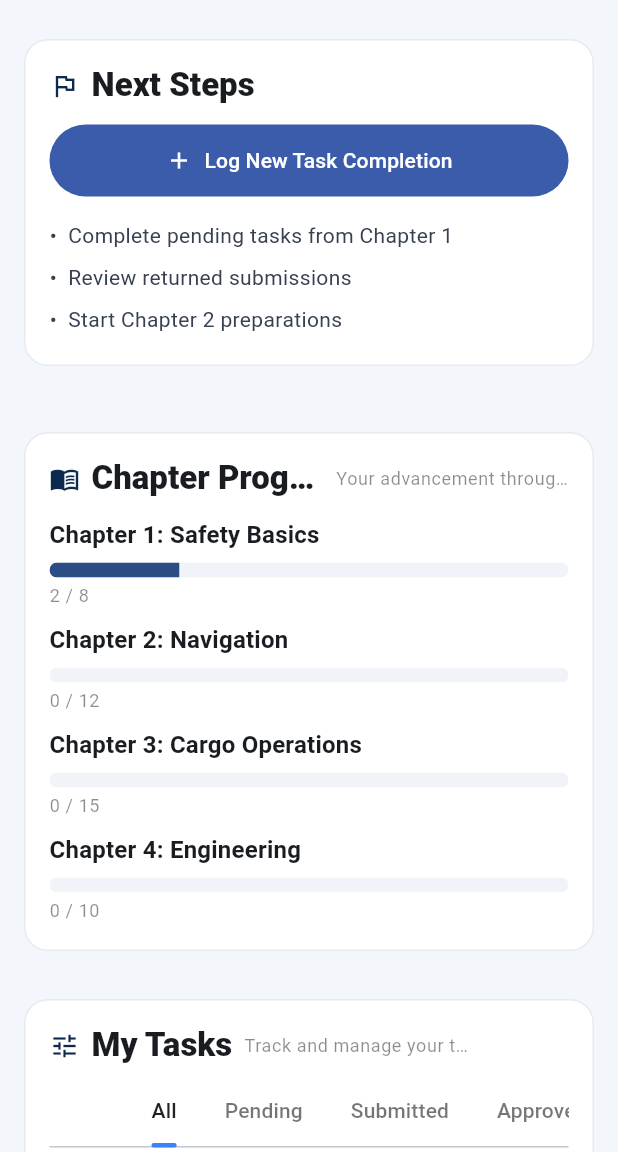
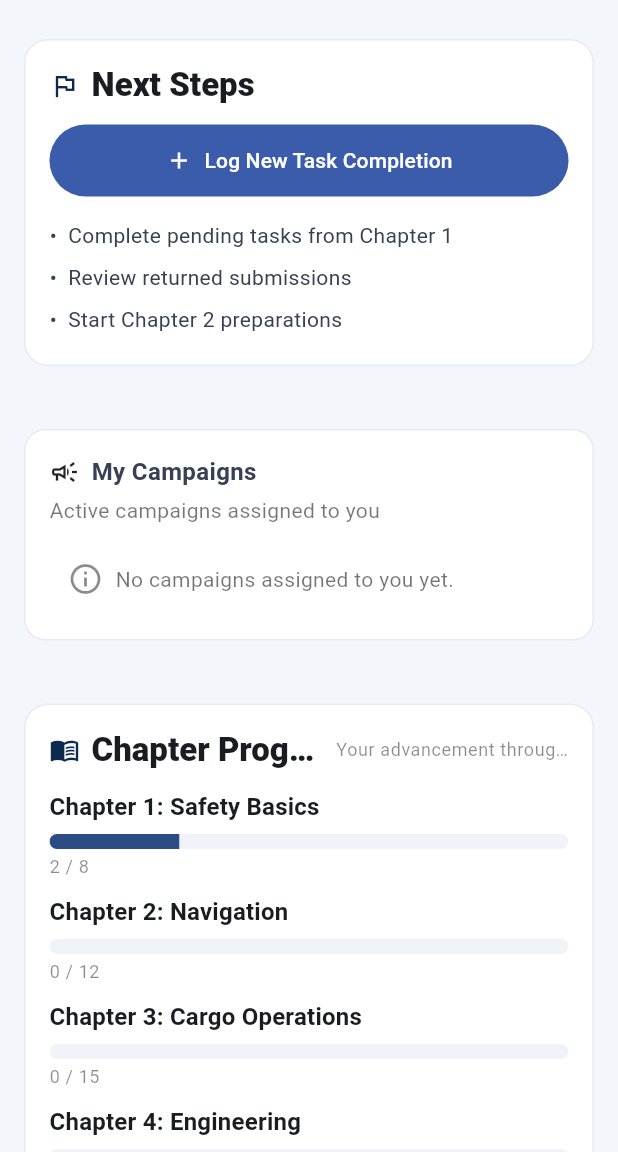
Before and after one commit to felipecamara1998/TPRB, a Flutter app: the TraineeDashboardPage screen opened directly, scrolled down 576 dp, on a phone screen of 412 x 824 dp, the part 84-1236 px from its top. Run offline on Flutter 3.47's test engine with Material 3 defaults, Android fonts, the light colour scheme and no system bars; our stand-ins replace cloud_firestore, firebase_auth, firebase_core; accounts and stored records are empty.

Commit message:
Added active campaigns for trainee page

```diff
--- a/lib/dashboards/trainee.dart
+++ b/lib/dashboards/trainee/trainee.dart
@@ -3,6 +3,7 @@ import 'dart:math' as math;
 import 'package:flutter/widgets.dart';
 import 'package:firebase_auth/firebase_auth.dart';
 import 'package:tprb/widgets/widgets.dart';
+import 'widgets_trainee.dart';
 
 /// Página principal do Trainee (Dashboard)
 class TraineeDashboardPage extends StatelessWidget {
@@ -10,9 +11,6 @@ class TraineeDashboardPage extends StatelessWidget {
 
   @override
   Widget build(BuildContext context) {
-    // ---- Mock de dados (substitua por Firebase depois) ----
-    const traineeName = 'Ana Souza';
-    const traineeRole = 'Deck Cadet • Flumar Brasil';
 
     final chapters = <ChapterProgressModel>[
       ChapterProgressModel('Chapter 1: Safety Basics', 2, 8),
@@ -202,6 +200,12 @@ class TraineeDashboardPage extends StatelessWidget {
                 ),
 
                 const SizedBox(height: 12),
+
+                // Box: My Campaigns (usuário logado)
+                const SizedBox(height: 8),
+                TraineeActiveCampaignsBox(onlyActiveCampaigns: true),
+                const SizedBox(height: 16),
+
 
                 // Chapter Progress
                 _CardShell(
--- /dev/null
+++ b/lib/dashboards/trainee/widgets_trainee.dart
@@ -0,0 +1,423 @@
+import 'package:flutter/material.dart';
+import 'package:cloud_firestore/cloud_firestore.dart';
+import 'package:firebase_auth/firebase_auth.dart';
+
+/// Box que lista as campanhas destinadas ao usuário logado.
+/// Por padrão, mostra apenas campanhas com `campaign.status == 'active'`.
+class TraineeActiveCampaignsBox extends StatelessWidget {
+  final bool onlyActiveCampaigns;
+  const TraineeActiveCampaignsBox({super.key, this.onlyActiveCampaigns = true});
+
+  @override
+  Widget build(BuildContext context) {
+    final uid = FirebaseAuth.instance.currentUser?.uid;
+    if (uid == null) {
+      return const SizedBox.shrink();
+    }
+
+    // assignments na RAIZ (conforme sua estrutura atual)
+    final assignmentsQuery = FirebaseFirestore.instance
+        .collection('assignments')
+        .where('userId', isEqualTo: uid);
+
+    return _Shell(
+      title: 'My Campaigns',
+      subtitle: onlyActiveCampaigns ? 'Active campaigns assigned to you' : 'All your campaigns',
+      child: StreamBuilder<QuerySnapshot<Map<String, dynamic>>>(
+        stream: assignmentsQuery.snapshots(),
+        builder: (context, snap) {
+          if (snap.connectionState == ConnectionState.waiting) {
+            return const Padding(
+              padding: EdgeInsets.all(16),
+              child: Center(child: CircularProgressIndicator()),
+            );
+          }
+
+          final assignments = (snap.data?.docs ?? [])
+              .map((d) => d.data()..['__id'] = d.id)
+              .toList();
+
+          if (assignments.isEmpty) {
+            return const _EmptyState(message: 'No campaigns assigned to you yet.');
+          }
+
+          // Pega todos os campaignIds desses assignments
+          final ids = assignments
+              .map((a) => (a['campaignId'] ?? '').toString())
+              .where((s) => s.isNotEmpty)
+              .toSet()
+              .toList();
+
+          // Se tiver até 10, usa whereIn; caso contrário, cai no modo per-item (evita limite do Firestore)
+          if (ids.isEmpty) {
+            return const _EmptyState(message: 'No campaigns found for your assignments.');
+          } else if (ids.length <= 10) {
+            final campaignsQuery = FirebaseFirestore.instance
+                .collection('campaigns')
+                .where(FieldPath.documentId, whereIn: ids);
+
+            return StreamBuilder<QuerySnapshot<Map<String, dynamic>>>(
+              stream: campaignsQuery.snapshots(),
+              builder: (context, csnap) {
+                if (csnap.connectionState == ConnectionState.waiting) {
+                  return const Padding(
+                    padding: EdgeInsets.all(16),
+                    child: Center(child: CircularProgressIndicator()),
+                  );
+                }
+
+                // Mapa id -> dados da campanha
+                final cmap = <String, Map<String, dynamic>>{};
+                for (final d in csnap.data?.docs ?? []) {
+                  cmap[d.id] = d.data()..['__id'] = d.id;
+                }
+
+                // Combina assignment + campaign; filtra se necessário
+                final rows = <_RowData>[];
+                for (final a in assignments) {
+                  final cid = (a['campaignId'] ?? '').toString();
+                  final c = cmap[cid];
+                  final cStatus = (c?['status'] ?? 'active').toString();
+                  if (!onlyActiveCampaigns || cStatus == 'active') {
+                    rows.add(_RowData.fromAssignmentAndCampaign(a, c));
+                  }
+                }
+
+                if (rows.isEmpty) {
+                  return const _EmptyState(message: 'No active campaigns for you.');
+                }
+
+                return _CampaignList(rows: rows);
+              },
+            );
+          } else {
+            // Fallback: muitas campanhas — busca por item (simples e robusto para poucos itens na prática)
+            return _PerItemCampaignList(assignments: assignments, onlyActive: onlyActiveCampaigns);
+          }
+        },
+      ),
+    );
+  }
+}
+
+/* ------------------------------ UI widgets ------------------------------ */
+
+class _Shell extends StatelessWidget {
+  final String title;
+  final String? subtitle;
+  final Widget child;
+  const _Shell({required this.title, this.subtitle, required this.child});
+
+  @override
+  Widget build(BuildContext context) {
+    return Container(
+      margin: const EdgeInsets.only(bottom: 16),
+      decoration: BoxDecoration(
+        borderRadius: BorderRadius.circular(14),
+        border: Border.all(color: const Color(0xFFE6EBF2)),
+        color: Colors.white,
+      ),
+      child: Padding(
+        padding: const EdgeInsets.all(16),
+        child: Column(
+          crossAxisAlignment: CrossAxisAlignment.start,
+          children: [
+            Row(children: [
+              const Icon(Icons.campaign_outlined, size: 20),
+              const SizedBox(width: 8),
+              Text(title, style: const TextStyle(fontWeight: FontWeight.w700, fontSize: 16)),
+              const Spacer(),
+              // Espaço para um botão "View all" futuramente, se quiser
+            ]),
+            if (subtitle != null) ...[
+              const SizedBox(height: 4),
+              Text(subtitle!, style: const TextStyle(color: Colors.black54)),
+            ],
+            const SizedBox(height: 12),
+            child,
+          ],
+        ),
+      ),
+    );
+  }
+}
+
+class _EmptyState extends StatelessWidget {
+  final String message;
+  const _EmptyState({required this.message});
+  @override
+  Widget build(BuildContext context) {
+    return Padding(
+      padding: const EdgeInsets.all(12),
+      child: Row(
+        children: [
+          const Icon(Icons.info_outline, color: Colors.black45),
+          const SizedBox(width: 8),
+          Expanded(child: Text(message, style: const TextStyle(color: Colors.black54))),
+        ],
+      ),
+    );
+  }
+}
+
+class _CampaignList extends StatelessWidget {
+  final List<_RowData> rows;
+  const _CampaignList({required this.rows});
+
+  @override
+  Widget build(BuildContext context) {
+    return ListView.separated(
+      shrinkWrap: true,
+      physics: const NeverScrollableScrollPhysics(),
+      itemCount: rows.length,
+      separatorBuilder: (_, __) => const Divider(height: 16, color: Color(0xFFE6EBF2)),
+      itemBuilder: (_, i) {
+        final r = rows[i];
+        return _CampaignTile(row: r);
+      },
+    );
+  }
+}
+
+class _PerItemCampaignList extends StatelessWidget {
+  final List<Map<String, dynamic>> assignments;
+  final bool onlyActive;
+  const _PerItemCampaignList({required this.assignments, required this.onlyActive});
+
+  @override
+  Widget build(BuildContext context) {
+    return Column(
+      children: [
+        for (final a in assignments) _AssignmentWithCampaign(a: a, onlyActive: onlyActive),
+      ],
+    );
+  }
+}
+
+class _AssignmentWithCampaign extends StatelessWidget {
+  final Map<String, dynamic> a;
+  final bool onlyActive;
+  const _AssignmentWithCampaign({required this.a, required this.onlyActive});
+
+  @override
+  Widget build(BuildContext context) {
+    final cid = (a['campaignId'] ?? '').toString();
+    if (cid.isEmpty) return const SizedBox.shrink();
+
+    final ref = FirebaseFirestore.instance.collection('campaigns').doc(cid);
+    return StreamBuilder<DocumentSnapshot<Map<String, dynamic>>>(
+      stream: ref.snapshots(),
+      builder: (context, snap) {
+        final c = snap.data?.data();
+        final cStatus = (c?['status'] ?? 'active').toString();
+        if (onlyActive && cStatus != 'active') return const SizedBox.shrink();
+
+        final row = _RowData.fromAssignmentAndCampaign(a, c?..['__id'] = cid);
+        return Column(
+          children: [
+            _CampaignTile(row: row),
+            const Divider(height: 16, color: Color(0xFFE6EBF2)),
+          ],
+        );
+      },
+    );
+  }
+}
+
+class _CampaignTile extends StatelessWidget {
+  final _RowData row;
+  const _CampaignTile({required this.row});
+
+  @override
+  Widget build(BuildContext context) {
+    final due = row.dueDate != null ? _fmtDate(row.dueDate!) : '—';
+    final start = row.startDate != null ? _fmtDate(row.startDate!) : '—';
+
+    return Row(
+      crossAxisAlignment: CrossAxisAlignment.start,
+      children: [
+        // Ícone
+        Container(
+          width: 36,
+          height: 36,
+          decoration: BoxDecoration(
+            color: Colors.blue.withOpacity(.1),
+            borderRadius: BorderRadius.circular(8),
+          ),
+          child: const Icon(Icons.menu_book_outlined, color: Colors.blue),
+        ),
+        const SizedBox(width: 12),
+        // Conteúdo
+        Expanded(
+          child: Column(
+            crossAxisAlignment: CrossAxisAlignment.start,
+            children: [
+              // Título
+              Row(
+                children: [
+                  Expanded(
+                    child: Text(
+                      row.programTitle ?? row.programId ?? 'Program',
+                      style: const TextStyle(fontWeight: FontWeight.w700),
+                    ),
+                  ),
+                  _StatusPill(label: row.campaignStatus ?? 'active'),
+                ],
+              ),
+              const SizedBox(height: 4),
+              // Subtítulo
+              Text(
+                row.campaignName ?? (row.campaignId ?? ''),
+                style: const TextStyle(color: Colors.black87),
+              ),
+              const SizedBox(height: 6),
+              // Infos
+              Wrap(
+                spacing: 12,
+                runSpacing: 6,
+                crossAxisAlignment: WrapCrossAlignment.center,
+                children: [
+                  _InfoRow(icon: Icons.schedule, label: 'Start', value: start),
+                  _InfoRow(icon: Icons.event, label: 'Due', value: due),
+                  _InfoRow(icon: Icons.flag_outlined, label: 'Assignment', value: row.assignmentStatus ?? '—'),
+                ],
+              ),
+            ],
+          ),
+        ),
+        const SizedBox(width: 8),
+        // Botão
+        TextButton.icon(
+          onPressed: () {
+            // TODO: navegação para a tela do programa/campanha (quando existir)
+          },
+          icon: const Icon(Icons.open_in_new),
+          label: const Text('Open'),
+        ),
+      ],
+    );
+  }
+}
+
+class _InfoRow extends StatelessWidget {
+  final IconData icon;
+  final String label;
+  final String value;
+  const _InfoRow({required this.icon, required this.label, required this.value});
+
+  @override
+  Widget build(BuildContext context) {
+    return Row(
+      mainAxisSize: MainAxisSize.min,
+      children: [
+        Icon(icon, size: 16, color: Colors.black54),
+        const SizedBox(width: 6),
+        Text('$label: $value'),
+      ],
+    );
+  }
+}
+
+class _StatusPill extends StatelessWidget {
+  final String label;
+  const _StatusPill({required this.label});
+
+  @override
+  Widget build(BuildContext context) {
+    Color fg;
+    Color bg;
+    switch (label) {
+      case 'paused':
+        fg = Colors.orange[800]!;
+        bg = Colors.orange.withOpacity(.12);
+        break;
+      case 'closed':
+        fg = Colors.red[800]!;
+        bg = Colors.red.withOpacity(.12);
+        break;
+      default:
+        fg = Colors.green[800]!;
+        bg = Colors.green.withOpacity(.12);
+    }
+    return Container(
+      padding: const EdgeInsets.symmetric(horizontal: 8, vertical: 4),
+      decoration: BoxDecoration(color: bg, borderRadius: BorderRadius.circular(8)),
+      child: Text(label, style: TextStyle(color: fg, fontWeight: FontWeight.w600)),
+    );
+  }
+}
+
+/* ------------------------------ helpers ------------------------------ */
+
+class _RowData {
+  final String? assignmentId;
+  final String? campaignId;
+  final String? campaignName;
+  final String? campaignStatus;
+  final String? programId;
+  final String? programTitle;
+  final String? assignmentStatus;
+  final DateTime? startDate;
+  final DateTime? dueDate;
+
+  _RowData({
+    this.assignmentId,
+    this.campaignId,
+    this.campaignName,
+    this.campaignStatus,
+    this.programId,
+    this.programTitle,
+    this.assignmentStatus,
+    this.startDate,
+    this.dueDate,
+  });
+
+  factory _RowData.fromAssignmentAndCampaign(
+      Map<String, dynamic> assignment,
+      Map<String, dynamic>? campaign,
+      ) {
+    // Lê datas com segurança (sem usar campaign?['...'])
+    final tsStart = campaign == null ? null : campaign['startDate'];
+    final tsDue   = campaign == null ? null : campaign['dueDate'];
+
+    DateTime? start, due;
+    if (tsStart is Timestamp) start = tsStart.toDate();
+    if (tsDue   is Timestamp) due   = tsDue.toDate();
+
+    // Id da campanha (usa o do assignment se faltar no map da campanha)
+    final String campaignId =
+    campaign == null
+        ? (assignment['campaignId'] ?? '').toString()
+        : ((campaign['__id'] ?? assignment['campaignId'] ?? '').toString());
+
+    // Nome e título do programa (strings opcionais)
+    final String campaignNameRaw =
+    campaign == null ? '' : (campaign['name'] ?? '').toString();
+
+    final String programTitleRaw =
+    campaign == null ? '' : (campaign['programTitle'] ?? '').toString();
+
+    // Status da campanha (default 'active')
+    final String campaignStatus =
+    campaign == null ? 'active' : (campaign['status'] ?? 'active').toString();
+
+    return _RowData(
+      assignmentId: (assignment['__id'] ?? '').toString(),
+      programId: (assignment['programId'] ?? '').toString(),
+      assignmentStatus: (assignment['status'] ?? 'pending').toString(),
+      campaignId: campaignId,
+      campaignName: campaignNameRaw.isNotEmpty ? campaignNameRaw : null,
+      campaignStatus: campaignStatus,
+      programTitle: programTitleRaw.isNotEmpty ? programTitleRaw : null,
+      startDate: start,
+      dueDate: due,
+    );
+  }
+}
+
+String _fmtDate(DateTime d) {
+  final y = d.year.toString().padLeft(4, '0');
+  final m = d.month.toString().padLeft(2, '0');
+  final day = d.day.toString().padLeft(2, '0');
+  return '$y-$m-$day';
+}
--- a/lib/login.dart
+++ b/lib/login.dart
@@ -1,6 +1,6 @@
 import 'package:flutter/material.dart';
 import 'package:tprb/dashboards/supervisor.dart';
-import 'dashboards/trainee.dart';
+import 'dashboards/trainee/trainee.dart';
 import 'dashboards/admin/admin.dart';
 import 'dashboards/office/office.dart';
 
```
